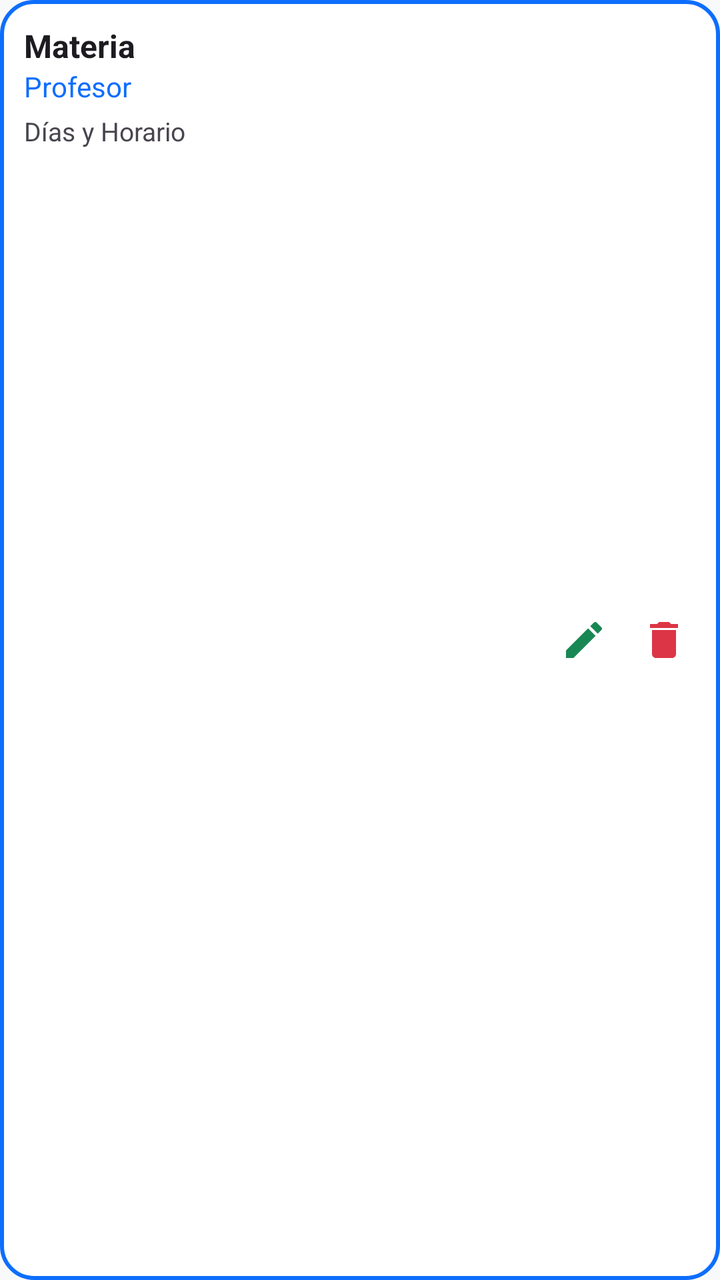
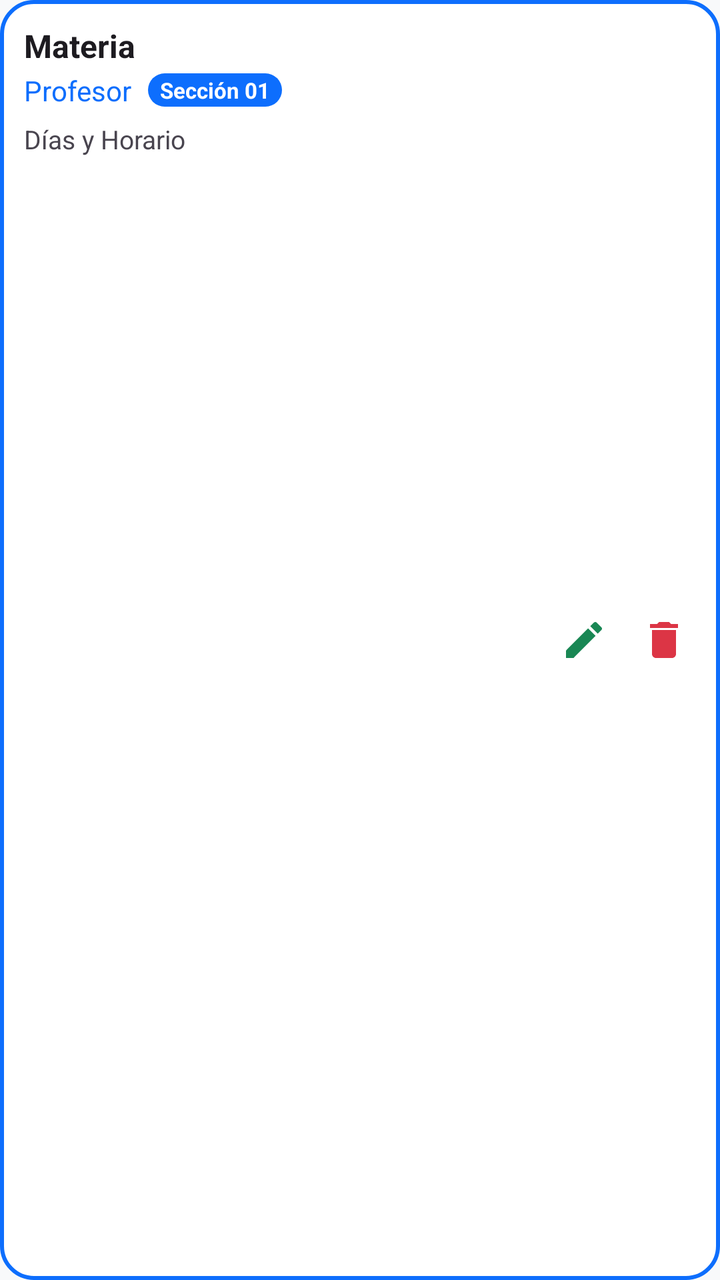

The first picture is an Android layout as it rendered before a commit; the second is the same layout after the commit. The layout source and the unified diff follow.
<!-- AndroidManifest.xml: application theme Theme.MyApplication -->
<!-- res/layout/item_schedule.xml -->
<?xml version="1.0" encoding="utf-8"?>
<RelativeLayout xmlns:android="http://schemas.android.com/apk/res/android"
    xmlns:app="http://schemas.android.com/apk/res-auto"
    android:layout_width="match_parent"
    android:layout_height="wrap_content"
    android:padding="12dp"
    android:layout_marginBottom="10dp"
    android:layout_marginHorizontal="2dp"
    android:background="@drawable/bg_list_item">

    <LinearLayout
        android:id="@+id/layoutScheduleText"
        android:layout_width="wrap_content"
        android:layout_height="wrap_content"
        android:layout_alignParentStart="true"
        android:layout_toStartOf="@id/layoutScheduleActions"
        android:orientation="vertical">

        <TextView
            android:id="@+id/tvScheduleSubject"
            android:layout_width="wrap_content"
            android:layout_height="wrap_content"
            android:text="Materia"
            android:textColor="?android:attr/textColorPrimary"
            android:textSize="16sp"
            android:textStyle="bold" />

        <TextView
            android:id="@+id/tvScheduleProfessor"
            android:layout_width="wrap_content"
            android:layout_height="wrap_content"
            android:text="Profesor"
            android:textColor="?attr/colorPrimary"
            android:textSize="14sp" />

        <TextView
            android:id="@+id/tvScheduleTime"
            android:layout_width="wrap_content"
            android:layout_height="wrap_content"
            android:text="Días y Horario"
            android:textColor="?android:attr/textColorSecondary"
            android:textSize="13sp"
            android:layout_marginTop="4dp" />
    </LinearLayout>

    <LinearLayout
        android:id="@+id/layoutScheduleActions"
        android:layout_width="wrap_content"
        android:layout_height="wrap_content"
        android:layout_alignParentEnd="true"
        android:layout_centerVertical="true"
        android:orientation="horizontal">

        <ImageButton
            android:id="@+id/btnEditSchedule"
            android:layout_width="32dp"
            android:layout_height="32dp"
            android:background="?attr/selectableItemBackgroundBorderless"
            android:src="@drawable/ic_edit"
            app:tint="@color/bs_success"
            android:contentDescription="Editar horario"/>

        <ImageButton
            android:id="@+id/btnDeleteSchedule"
            android:layout_width="32dp"
            android:layout_height="32dp"
            android:layout_marginStart="8dp"
            android:background="?attr/selectableItemBackgroundBorderless"
            android:src="@drawable/ic_delete"
            app:tint="@color/bs_danger"
            android:contentDescription="Eliminar horario"/>
    </LinearLayout>

</RelativeLayout>
<!-- resources referenced by this layout -->
<resources>
  <color name="bs_danger">#dc3545</color>
  <color name="bs_success">#198754</color>
  <!-- drawable bg_list_item (drawable) -->
  <?xml version="1.0" encoding="utf-8"?>
  <shape xmlns:android="http://schemas.android.com/apk/res/android">
      <solid android:color="?attr/colorSurface" />
      <stroke
          android:width="2dp"
          android:color="?attr/colorPrimary" />
      <corners android:radius="16dp" />
  </shape>
  <!-- drawable ic_delete (drawable) -->
  <vector xmlns:android="http://schemas.android.com/apk/res/android"
      android:width="24dp"
      android:height="24dp"
      android:viewportWidth="24"
      android:viewportHeight="24">
      <path
          android:fillColor="#000000"
          android:pathData="M6,19c0,1.1 0.9,2 2,2h8c1.1,0 2,-0.9 2,-2V7H6v12zM19,4h-3.5l-1,-1h-5l-1,1H5v2h14V4z" />
  </vector>
  <!-- drawable ic_edit (drawable) -->
  <vector xmlns:android="http://schemas.android.com/apk/res/android"
      android:width="24dp"
      android:height="24dp"
      android:viewportWidth="24"
      android:viewportHeight="24">
      <path
          android:fillColor="#000000"
          android:pathData="M3,17.25V21h3.75L17.81,9.94l-3.75,-3.75L3,17.25zM20.71,7.04c0.39,-0.39 0.39,-1.02 0,-1.41l-2.34,-2.34c-0.39,-0.39 -1.02,-0.39 -1.41,0l-1.83,1.83 3.75,3.75 1.83,-1.83z" />
  </vector>
  <style name="Theme.MyApplication" parent="Base.Theme.MyApplication" />
  <style name="Base.Theme.MyApplication" parent="Theme.Material3.DayNight.NoActionBar">
          <item name="colorPrimary">@color/accent_blue</item>
          <item name="colorOnPrimary">@color/white</item>
          <item name="colorSecondary">@color/bs_secondary</item>
          <item name="android:statusBarColor">@color/bs_dark</item>
          <item name="android:windowBackground">@color/bs_light</item>
          <item name="colorSurface">@color/surface_light</item>
          <item name="materialCardViewStyle">@style/Widget.Bootstrap.Card</item>
          <item name="cardViewStyle">@style/Widget.Bootstrap.Card</item>
          <item name="alertDialogTheme">@style/Theme.MyApplication.Dialog</item>
      </style>
  <color name="accent_blue">#0d6efd</color>
  <color name="white">#FFFFFFFF</color>
  <color name="bs_secondary">#6c757d</color>
  <color name="bs_dark">#212529</color>
  <color name="bs_light">#f8f9fa</color>
  <color name="surface_light">#FFFFFF</color>
  <style name="Widget.Bootstrap.Card" parent="Widget.Material3.CardView.Outlined">
          <item name="cardBackgroundColor">?attr/colorSurface</item>
          <item name="cardCornerRadius">16dp</item>
          <item name="cardElevation">3dp</item>
          <item name="strokeColor">?attr/colorPrimary</item>
          <item name="strokeWidth">2dp</item>
          <item name="android:layout_margin">8dp</item>
      </style>
  <style name="Theme.MyApplication.Dialog" parent="ThemeOverlay.Material3.MaterialAlertDialog">
          <item name="shapeAppearanceOverlay">@style/ShapeAppearance.MyApplication.Dialog</item>
      </style>
  <style name="ShapeAppearance.MyApplication.Dialog" parent="ShapeAppearance.Material3.LargeComponent">
          <item name="cornerSize">20dp</item>
      </style>
</resources>

<!-- the commit's change to res/layout/item_schedule.xml (unified diff, before → after) -->
@@ -23,15 +23,38 @@
             android:text="Materia"
             android:textColor="?android:attr/textColorPrimary"
             android:textSize="16sp"
-            android:textStyle="bold" />
+            android:textStyle="bold"
+            android:layout_marginBottom="2dp" />
 
-        <TextView
-            android:id="@+id/tvScheduleProfessor"
+        <LinearLayout
             android:layout_width="wrap_content"
             android:layout_height="wrap_content"
-            android:text="Profesor"
-            android:textColor="?attr/colorPrimary"
-            android:textSize="14sp" />
+            android:orientation="horizontal"
+            android:gravity="center_vertical"
+            android:layout_marginBottom="2dp">
+
+            <TextView
+                android:id="@+id/tvScheduleProfessor"
+                android:layout_width="wrap_content"
+                android:layout_height="wrap_content"
+                android:text="Profesor"
+                android:textColor="?attr/colorPrimary"
+                android:textSize="14sp" />
+
+            <TextView
+                android:id="@+id/tvScheduleSection"
+                android:layout_width="wrap_content"
+                android:layout_height="wrap_content"
+                android:layout_marginStart="8dp"
+                android:text="Sección 01"
+                android:textSize="11sp"
+                android:textStyle="bold"
+                android:paddingHorizontal="6dp"
+                android:paddingVertical="1dp"
+                android:background="@drawable/bg_badge_primary"
+                android:textColor="@color/white"
+                android:visibility="visible" />
+        </LinearLayout>
 
         <TextView
             android:id="@+id/tvScheduleTime"
<!-- resource entries referenced after the edit -->
@@ -45,6 +45,12 @@
       </style>
   <color name="accent_blue">#0d6efd</color>
   <color name="white">#FFFFFFFF</color>
+  <!-- drawable bg_badge_primary (drawable) -->
+  <?xml version="1.0" encoding="utf-8"?>
+  <shape xmlns:android="http://schemas.android.com/apk/res/android">
+      <solid android:color="?attr/colorPrimary" />
+      <corners android:radius="10dp" />
+  </shape>
   <color name="bs_secondary">#6c757d</color>
   <color name="bs_dark">#212529</color>
   <color name="bs_light">#f8f9fa</color>
